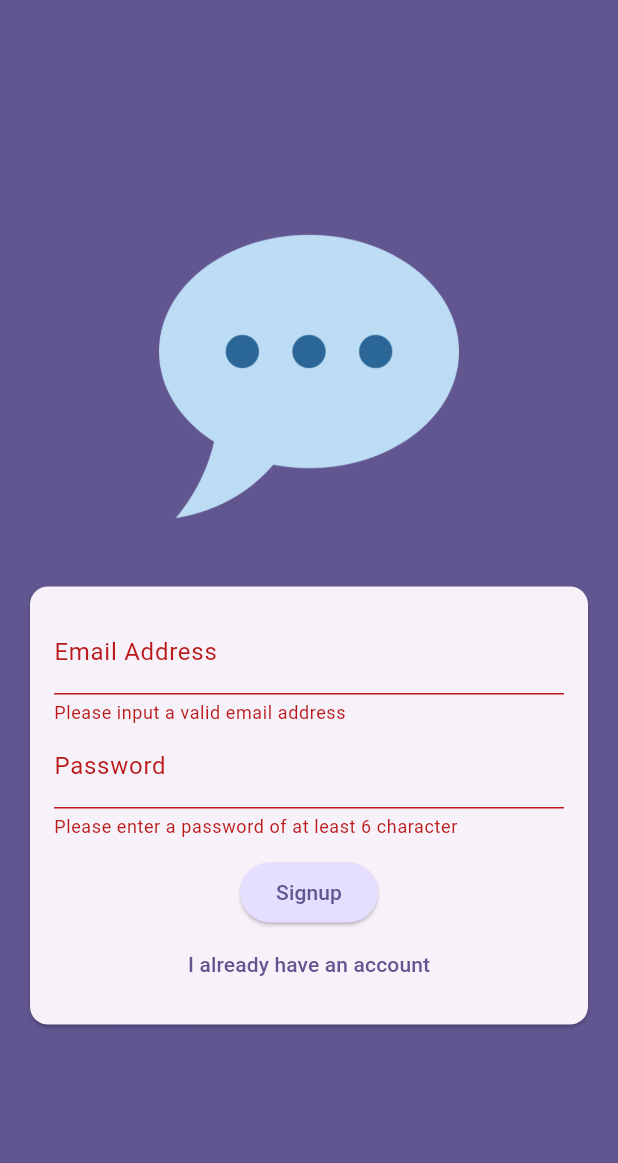
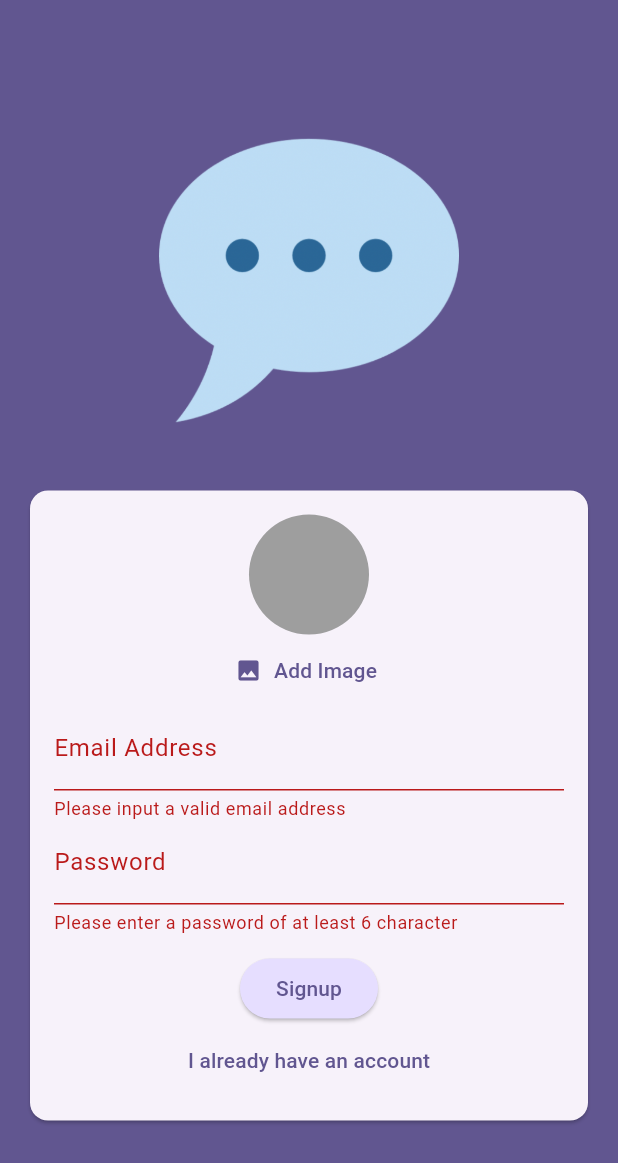
Before and after one commit to sidratulpunno/FlutterChatApp, a Flutter app: the screen it shows after launch, after a tap on "login", after a tap on "Create an account", on a phone screen of 412 x 824 dp. Shown: the top 1163 px of the screen. Run offline on Flutter 3.47's test engine with Material 3 defaults, Android fonts, the phone set to English and light mode, and no system bars; our stand-ins replace firebase_auth, firebase_core, image_picker; accounts and stored records are empty.

Commit message:
added image picker for signup

```diff
--- a/lib/screens/auth.dart
+++ b/lib/screens/auth.dart
@@ -1,3 +1,4 @@
+import 'package:chat_app/widgets/user_image_picker.dart';
 import 'package:firebase_auth/firebase_auth.dart';
 import 'package:flutter/cupertino.dart';
 import 'package:flutter/material.dart';
@@ -60,6 +61,7 @@ class _AuthScreenState extends State<AuthScreen> {
               ),
               Card(
                 margin: const EdgeInsets.all(20),
+                child: SingleChildScrollView(
                   child: Padding(
                     padding: const EdgeInsets.all(16),
                     child: Form(
@@ -67,9 +69,10 @@ class _AuthScreenState extends State<AuthScreen> {
                       child: Column(
                         mainAxisSize: MainAxisSize.min,
                         children: [
+                          if (!_isLogin) UserImagePicker(),
                           TextFormField(
-                          decoration:
-                              const InputDecoration(labelText: 'Email Address'),
+                            decoration: const InputDecoration(
+                                labelText: 'Email Address'),
                             keyboardType: TextInputType.emailAddress,
                             autocorrect: false,
                             textCapitalization: TextCapitalization.none,
@@ -105,8 +108,9 @@ class _AuthScreenState extends State<AuthScreen> {
                           ElevatedButton(
                             onPressed: _submit,
                             style: ElevatedButton.styleFrom(
-                            backgroundColor:
-                                Theme.of(context).colorScheme.primaryContainer,
+                              backgroundColor: Theme.of(context)
+                                  .colorScheme
+                                  .primaryContainer,
                             ),
                             child: Text(_isLogin ? 'login' : 'Signup'),
                           ),
@@ -124,6 +128,7 @@ class _AuthScreenState extends State<AuthScreen> {
                       ),
                     ),
                   ),
+                ),
               )
             ],
           ),
--- /dev/null
+++ b/lib/widgets/user_image_picker.dart
@@ -0,0 +1,57 @@
+import 'dart:io';
+import 'dart:math';
+
+import 'package:flutter/cupertino.dart';
+import 'package:flutter/material.dart';
+import 'package:image_picker/image_picker.dart';
+
+class UserImagePicker extends StatefulWidget {
+  const UserImagePicker({super.key});
+
+  @override
+  State<StatefulWidget> createState() {
+    return _UserImagePickerState();
+  }
+}
+
+class _UserImagePickerState extends State<UserImagePicker> {
+  File? _pickedImageFile;
+
+  void _pickImage() async {
+    final pickedImage = await ImagePicker().pickImage(
+      source: ImageSource.camera,
+      imageQuality: 50,
+      maxWidth: 150,
+    );
+    if (pickedImage == null) {
+      return;
+    }
+    setState(() {
+      _pickedImageFile = File(pickedImage.path);
+    });
+  }
+
+  @override
+  Widget build(BuildContext context) {
+    return Column(
+      children: [
+        CircleAvatar(
+          radius: 40,
+          backgroundColor: Colors.grey,
+          foregroundImage:
+              _pickedImageFile != null ? FileImage(_pickedImageFile!) : null,
+        ),
+        TextButton.icon(
+          onPressed: _pickImage,
+          icon: Icon(Icons.image),
+          label: Text(
+            'Add Image',
+            style: TextStyle(
+              color: Theme.of(context).colorScheme.primary,
+            ),
+          ),
+        )
+      ],
+    );
+  }
+}
--- a/pubspec.yaml
+++ b/pubspec.yaml
@@ -37,6 +37,8 @@ dependencies:
   cupertino_icons: ^1.0.8
   firebase_core: ^3.3.0
   firebase_auth: ^5.1.4
+  firebase_storage: ^12.1.3
+  image_picker: ^1.1.2
 
 dev_dependencies:
   flutter_test:
```
Also changed, not shown: pubspec.lock, 5 other files. Lines whose indentation alone changed are shown as unchanged.
